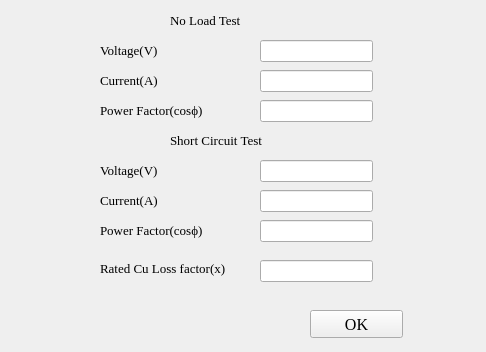
Old version of the form mainWindow.ui in the repository ankitoscar/circle_diagram.
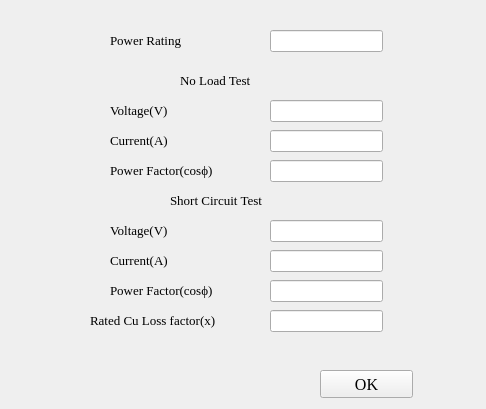
New version of the form.

Commit message: refactor window and added Power Rating dialog

```diff
--- a/mainWindow.ui
+++ b/mainWindow.ui
@@ -7,7 +7,7 @@
     <x>0</x>
     <y>0</y>
     <width>486</width>
-    <height>352</height>
+    <height>409</height>
    </rect>
   </property>
   <property name="windowTitle">
@@ -16,8 +16,8 @@
   <widget class="QLabel" name="label">
    <property name="geometry">
     <rect>
-     <x>170</x>
-     <y>10</y>
+     <x>180</x>
+     <y>70</y>
      <width>111</width>
      <height>20</height>
     </rect>
@@ -35,8 +35,8 @@
   <widget class="QLineEdit" name="lineEdit">
    <property name="geometry">
     <rect>
-     <x>260</x>
-     <y>40</y>
+     <x>270</x>
+     <y>30</y>
      <width>113</width>
      <height>22</height>
     </rect>
@@ -45,8 +45,8 @@
   <widget class="QLineEdit" name="lineEdit_2">
    <property name="geometry">
     <rect>
-     <x>260</x>
-     <y>70</y>
+     <x>270</x>
+     <y>100</y>
      <width>113</width>
      <height>22</height>
     </rect>
@@ -55,8 +55,8 @@
   <widget class="QLineEdit" name="lineEdit_3">
    <property name="geometry">
     <rect>
-     <x>260</x>
-     <y>100</y>
+     <x>270</x>
+     <y>130</y>
      <width>113</width>
      <height>22</height>
     </rect>
@@ -65,8 +65,8 @@
   <widget class="QLabel" name="label_2">
    <property name="geometry">
     <rect>
-     <x>100</x>
-     <y>40</y>
+     <x>110</x>
+     <y>100</y>
      <width>121</width>
      <height>20</height>
     </rect>
@@ -84,8 +84,8 @@
   <widget class="QLabel" name="label_3">
    <property name="geometry">
     <rect>
-     <x>100</x>
-     <y>70</y>
+     <x>110</x>
+     <y>130</y>
      <width>121</width>
      <height>20</height>
     </rect>
@@ -103,9 +103,9 @@
   <widget class="QLabel" name="label_4">
    <property name="geometry">
     <rect>
-     <x>100</x>
-     <y>100</y>
-     <width>121</width>
+     <x>110</x>
+     <y>160</y>
+     <width>141</width>
      <height>20</height>
     </rect>
    </property>
@@ -122,9 +122,9 @@
   <widget class="QLabel" name="label_5">
    <property name="geometry">
     <rect>
-     <x>100</x>
-     <y>220</y>
-     <width>121</width>
+     <x>110</x>
+     <y>280</y>
+     <width>141</width>
      <height>20</height>
     </rect>
    </property>
@@ -141,8 +141,8 @@
   <widget class="QLabel" name="label_6">
    <property name="geometry">
     <rect>
-     <x>100</x>
-     <y>160</y>
+     <x>110</x>
+     <y>220</y>
      <width>121</width>
      <height>20</height>
     </rect>
@@ -160,8 +160,8 @@
   <widget class="QLineEdit" name="lineEdit_4">
    <property name="geometry">
     <rect>
-     <x>260</x>
-     <y>220</y>
+     <x>270</x>
+     <y>160</y>
      <width>113</width>
      <height>22</height>
     </rect>
@@ -170,8 +170,8 @@
   <widget class="QLabel" name="label_7">
    <property name="geometry">
     <rect>
-     <x>100</x>
-     <y>190</y>
+     <x>110</x>
+     <y>250</y>
      <width>121</width>
      <height>20</height>
     </rect>
@@ -189,8 +189,8 @@
   <widget class="QLineEdit" name="lineEdit_5">
    <property name="geometry">
     <rect>
-     <x>260</x>
-     <y>160</y>
+     <x>270</x>
+     <y>220</y>
      <width>113</width>
      <height>22</height>
     </rect>
@@ -200,8 +200,8 @@
    <property name="geometry">
     <rect>
      <x>170</x>
-     <y>130</y>
-     <width>111</width>
+     <y>190</y>
+     <width>131</width>
      <height>20</height>
     </rect>
    </property>
@@ -218,8 +218,8 @@
   <widget class="QLineEdit" name="lineEdit_6">
    <property name="geometry">
     <rect>
-     <x>260</x>
-     <y>190</y>
+     <x>270</x>
+     <y>250</y>
      <width>113</width>
      <height>22</height>
     </rect>
@@ -228,8 +228,8 @@
   <widget class="QLineEdit" name="lineEdit_7">
    <property name="geometry">
     <rect>
-     <x>260</x>
-     <y>260</y>
+     <x>270</x>
+     <y>280</y>
      <width>113</width>
      <height>22</height>
     </rect>
@@ -238,10 +238,10 @@
   <widget class="QLabel" name="label_9">
    <property name="geometry">
     <rect>
-     <x>100</x>
-     <y>260</y>
-     <width>141</width>
-     <height>16</height>
+     <x>90</x>
+     <y>310</y>
+     <width>171</width>
+     <height>20</height>
     </rect>
    </property>
    <property name="font">
@@ -257,8 +257,8 @@
   <widget class="QPushButton" name="pushButton">
    <property name="geometry">
     <rect>
-     <x>310</x>
-     <y>310</y>
+     <x>320</x>
+     <y>370</y>
      <width>93</width>
      <height>28</height>
     </rect>
@@ -273,6 +273,35 @@
     <string>OK</string>
    </property>
   </widget>
+  <widget class="QLineEdit" name="lineEdit_8">
+   <property name="geometry">
+    <rect>
+     <x>270</x>
+     <y>310</y>
+     <width>113</width>
+     <height>22</height>
+    </rect>
+   </property>
+  </widget>
+  <widget class="QLabel" name="label_10">
+   <property name="geometry">
+    <rect>
+     <x>110</x>
+     <y>30</y>
+     <width>121</width>
+     <height>20</height>
+    </rect>
+   </property>
+   <property name="font">
+    <font>
+     <family>Times New Roman</family>
+     <pointsize>10</pointsize>
+    </font>
+   </property>
+   <property name="text">
+    <string>Power Rating</string>
+   </property>
+  </widget>
  </widget>
  <resources/>
  <connections/>
```
The commit also changes 1 other file.
